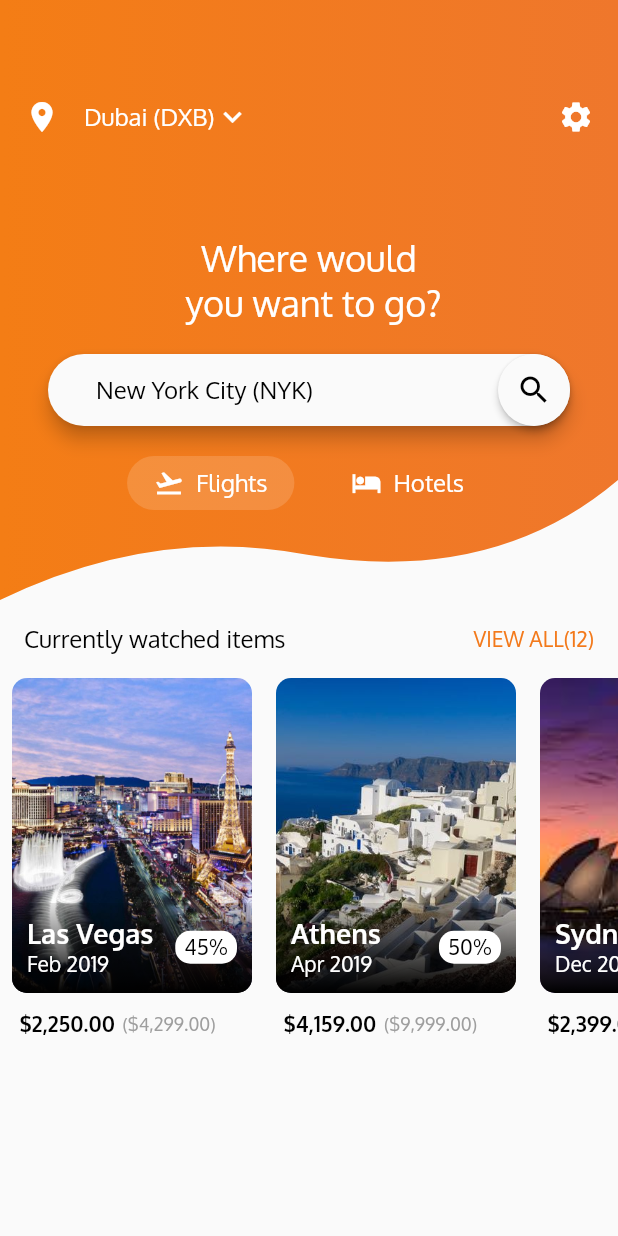
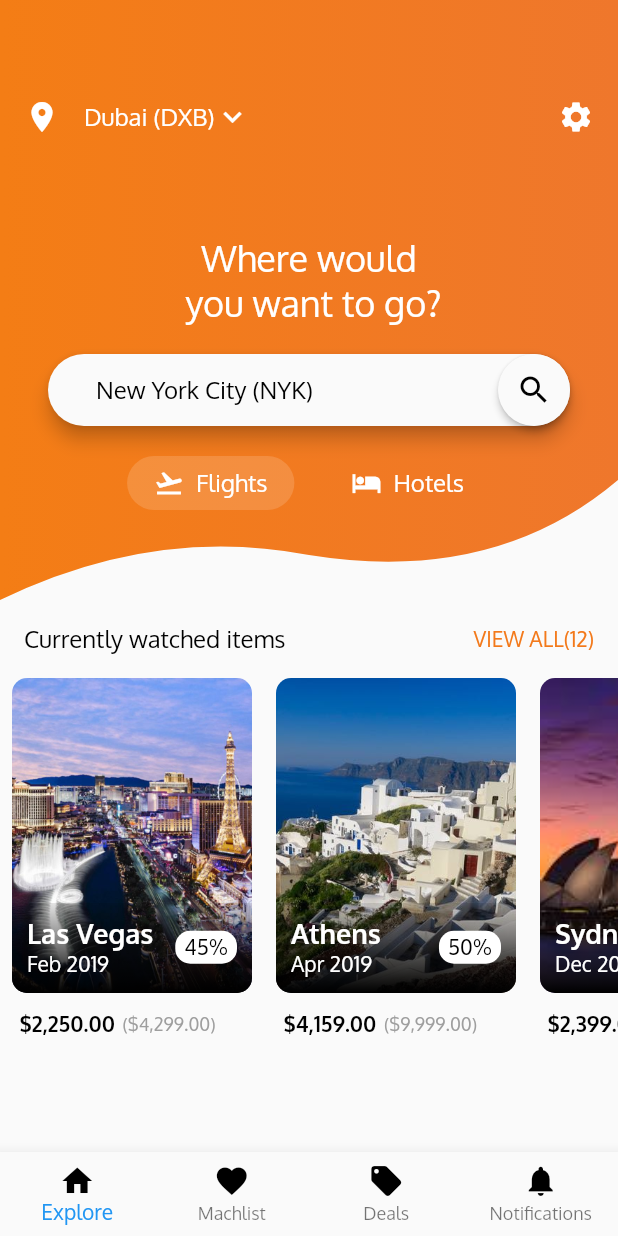
Before and after one commit to abyabrkal/flutter-flights, a Flutter app: the screen it shows after launch, on a phone screen of 412 x 824 dp. Run offline on Flutter 3.47's test engine with Material 2 defaults, Android fonts, the phone set to English and light mode, and no system bars.

Commit message:
Bottom navigation bar added

```diff
--- /dev/null
+++ b/lib/CustomAppBar.dart
@@ -0,0 +1,42 @@
+import 'package:flutter/material.dart';
+
+class CustomAppBar extends StatelessWidget {
+  final List<BottomNavigationBarItem> bottomBarItems = [];
+
+  final bottomNavigationBarItemStyle = TextStyle(fontStyle: FontStyle.normal, color: Colors.black);
+
+  CustomAppBar() {
+    bottomBarItems.add(
+      BottomNavigationBarItem(
+        icon: Icon(Icons.home, color: Colors.black,),
+        title: Text("Explore", style: bottomNavigationBarItemStyle,),
+        )
+    );
+    bottomBarItems.add(
+      BottomNavigationBarItem(
+        icon: Icon(Icons.favorite, color: Colors.black,),
+        title: Text("Machlist", style: bottomNavigationBarItemStyle,),
+        )
+    );
+    bottomBarItems.add(
+      BottomNavigationBarItem(
+        icon: Icon(Icons.local_offer, color: Colors.black,),
+        title: Text("Deals", style: bottomNavigationBarItemStyle,),
+        )
+    );
+    bottomBarItems.add(
+      BottomNavigationBarItem(
+        icon: Icon(Icons.notifications, color: Colors.black,),
+        title: Text("Notifications", style: bottomNavigationBarItemStyle,),
+        )
+    );
+  }
+
+  @override
+  Widget build(BuildContext context) {
+    return BottomNavigationBar(
+      items: bottomBarItems,
+      type: BottomNavigationBarType.fixed,
+      );
+  }
+}
--- a/lib/main.dart
+++ b/lib/main.dart
@@ -1,6 +1,7 @@
 import 'package:flight_app/CustomShapeClipper.dart';
 import 'package:flutter/material.dart';
 import 'package:intl/intl.dart';
+import 'package:flight_app/CustomAppBar.dart';
 
 void main() => runApp(MaterialApp(
       title: 'Flight Listings',
@@ -28,6 +29,7 @@ class HomeScreen extends StatelessWidget {
   @override
   Widget build(BuildContext context) {
     return Scaffold(
+      bottomNavigationBar: CustomAppBar(),
       body: Column(
         children: <Widget>[
           HomeScreenTopPart(),
```
